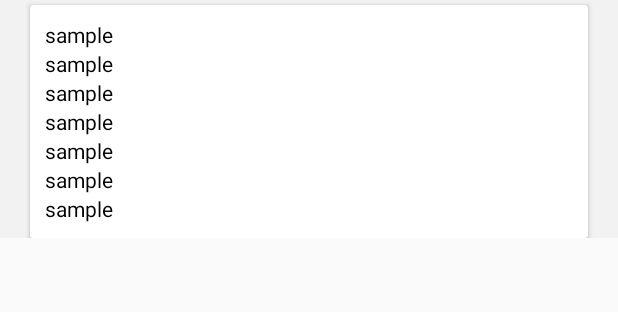
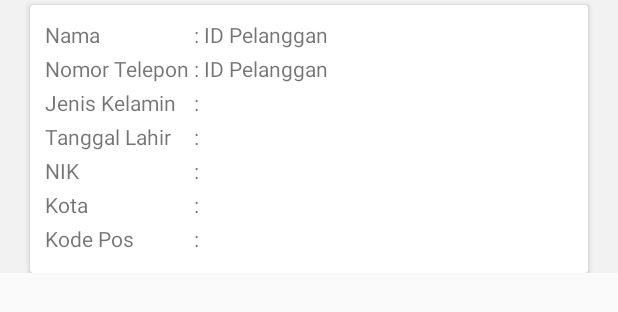
Before and after one commit to tyoady53/Wynahealth-mobile, an Android app: the layout list_patient.xml on its own in the app's theme, with its tools: preview values and no code run, on a phone screen of 412 x 824 dp. Shown: the top 312 px of the screen. Run offline under Robolectric (Android 15) with nearby library versions, the phone set to English and light mode, and no system bars.

Commit message:
git merge develop

```diff
--- a/app/src/main/java/com/wynacom/wynahealth/DB_Local/GlobalVariable.java
+++ b/app/src/main/java/com/wynacom/wynahealth/DB_Local/GlobalVariable.java
@@ -10,6 +10,6 @@ public class GlobalVariable extends Application {
     }
 
     public void setToken(String avail_token){
-        this.token = "Bearer "+avail_token;
+        this.token = avail_token;
     }
 }
--- a/app/src/main/java/com/wynacom/wynahealth/apihelper/BaseApiService.java
+++ b/app/src/main/java/com/wynacom/wynahealth/apihelper/BaseApiService.java
@@ -14,13 +14,13 @@ import retrofit2.http.POST;
 
 public interface BaseApiService {
     @FormUrlEncoded
-    @POST("login?")
+    @POST("patient/login?")
     Call<ResponseBody> login(
             @Field("email") String email,
             @Field("password") String password);
 
     @FormUrlEncoded
-    @POST("register?")
+    @POST("patient/register?")
     Call<ResponseBody> register(
         @Field("patient_name") String patient_name,
         @Field("email") String email,
@@ -34,7 +34,7 @@ public interface BaseApiService {
         @Field("password_confirmation") String password_confirmation);
 
     @FormUrlEncoded
-    @POST("datapatient?")
+    @POST("patient/datapatient?")
     Call<ResponseBody> datapatient(
         @Field("token") String token,
         @Field("name") String patient_name,
@@ -47,9 +47,9 @@ public interface BaseApiService {
         @Field("nik") String nik);
 
 
-    @GET("dashboard")
+    @GET("patient/dashboard")
     Call<ResponseBody> getPosts(@Header("Authorization") String token);
 
-    @GET("datapatient")
+    @GET("patient/datapatient")
     Call<ResponseBody> getdatapatient(@Header("Authorization") String token);
 }
--- a/app/src/main/java/com/wynacom/wynahealth/apihelper/UtilsApi.java
+++ b/app/src/main/java/com/wynacom/wynahealth/apihelper/UtilsApi.java
@@ -17,7 +17,7 @@ import retrofit2.converter.scalars.ScalarsConverterFactory;
 
 public class UtilsApi {
 //    public static String BASE_URL = "http://192.168.18.26:8000/api/patient/";     //Riviera
-    public static String BASE_URL = "http://172.16.9.149:8000/api/patient/";      //Kantor LC7
+    public static String BASE_URL = "http://172.16.9.149:8000/api/";      //Kantor LC7
 
     public static BaseApiService getAPI(){
         return RetrofitClient.getClient(BASE_URL).create(BaseApiService.class);
--- a/app/src/main/java/com/wynacom/wynahealth/ui/home/HomeFragment.java
+++ b/app/src/main/java/com/wynacom/wynahealth/ui/home/HomeFragment.java
@@ -70,7 +70,7 @@ public class HomeFragment extends Fragment {
     private FragmentHomeBinding binding;
     Local_Data local_data;
     protected Cursor cursor;
-    String id_pelanggan, string_nama, string_umur,string_jk, string_hp, string_ktp, string_kota, string_kodepos,token;
+    String id_pelanggan, string_nama, string_umur,string_jk, string_hp, string_ktp, string_kota, string_kodepos,token,bearer;
     //private HomeFragment.MyCustomAdapter dataAdapter = null;
     private Adapter_Data_Patient dataAdapter = null;
     private ArrayList<adapter_patient> List;
@@ -127,11 +127,11 @@ public class HomeFragment extends Fragment {
             string_ktp      = cursor.getString(9);
             string_kota     = cursor.getString(5);
             string_kodepos  = cursor.getString(3);
-            token           = "Bearer "+cursor.getString(10);
+
         }
-        //token           = ((GlobalVariable) getContext().getApplicationContext()).getToken();
-        homeViewModel =
-                new ViewModelProvider(this, new ViewModelProvider.NewInstanceFactory()).get(HomeViewModel.class);
+        token           = ((GlobalVariable) getContext().getApplicationContext()).getToken();
+        bearer          = "Bearer "+token;
+        homeViewModel   = new ViewModelProvider(this, new ViewModelProvider.NewInstanceFactory()).get(HomeViewModel.class);
 
         binding = FragmentHomeBinding.inflate(inflater, container, false);
         View root = binding.getRoot();
@@ -280,7 +280,7 @@ public class HomeFragment extends Fragment {
     }
 
     private void refreshList() {
-        Call<ResponseBody> listCall = ApiGetMethod.getdatapatient(token);
+        Call<ResponseBody> listCall = ApiGetMethod.getdatapatient(bearer);
         listCall.enqueue(new Callback<ResponseBody>() {
             @Override
             public void onResponse(Call<ResponseBody> call, Response<ResponseBody> response) {
@@ -364,6 +364,7 @@ public class HomeFragment extends Fragment {
                         try {
                             JSONObject jsonRESULTS = new JSONObject(response.body().string());
                             if (jsonRESULTS.getString("success").equals("true")){
+                                dataAdapter.clear();
                                 listView.setAdapter(null);
                                 Toast.makeText(getContext(),"Add data success.", Toast.LENGTH_SHORT).show();
                                 refreshList();
--- a/app/src/main/res/layout/activity_main.xml
+++ b/app/src/main/res/layout/activity_main.xml
@@ -7,10 +7,11 @@
     android:layout_height="match_parent">
 
     <RelativeLayout
-        android:background="@drawable/halfround"
+        android:background="@color/notwhite"
         android:id="@+id/deltaRelative"
         android:layout_width="match_parent"
-        android:layout_height="wrap_content"
+        android:layout_height="match_parent"
+        android:layout_marginBottom="@dimen/dpHigh"
         app:layout_constraintEnd_toEndOf="parent"
         app:layout_constraintStart_toStartOf="parent"
         app:layout_constraintTop_toTopOf="parent">
@@ -19,18 +20,20 @@
             android:id="@+id/nav_host_fragment_activity_main"
             android:name="androidx.navigation.fragment.NavHostFragment"
             android:layout_width="match_parent"
-            android:layout_height="fill_parent"
-            android:layout_marginTop="10dp"
+            android:layout_height="match_parent"
+            android:layout_marginTop="@dimen/dp10"
+            android:layout_marginBottom="@dimen/dp10"
             app:defaultNavHost="true"
             app:layout_constraintLeft_toLeftOf="parent"
             app:layout_constraintRight_toRightOf="parent"
-            app:navGraph="@navigation/mobile_navigation" />
+            app:navGraph="@navigation/mobile_navigation"
+            tools:ignore="NotSibling" />
     </RelativeLayout>
 
     <com.google.android.material.bottomnavigation.BottomNavigationView
         android:id="@+id/nav_view"
         android:layout_width="match_parent"
-        android:layout_height="50dp"
+        android:layout_height="@dimen/dpHigh"
         android:background="?android:attr/windowBackground"
         app:layout_constraintBottom_toBottomOf="parent"
         app:layout_constraintLeft_toLeftOf="parent"
--- a/app/src/main/res/layout/fragment_home.xml
+++ b/app/src/main/res/layout/fragment_home.xml
@@ -3,7 +3,7 @@
     xmlns:app="http://schemas.android.com/apk/res-auto"
     xmlns:tools="http://schemas.android.com/tools"
     android:layout_width="match_parent"
-    android:layout_height="match_parent"
+    android:layout_height="fill_parent"
     tools:context=".ui.home.HomeFragment">
 
     <androidx.cardview.widget.CardView
@@ -263,7 +263,7 @@
                 android:background="@color/notwhite"
                 android:id="@+id/listpatient"
                 android:layout_width="match_parent"
-                android:layout_height="fill_parent">
+                android:layout_height="wrap_content">
             </ListView>
     </LinearLayout>
 
--- a/app/src/main/res/layout/list_patient.xml
+++ b/app/src/main/res/layout/list_patient.xml
@@ -12,67 +12,179 @@
         android:layout_width="match_parent"
         android:layout_height="wrap_content">
         <!-- Defining where should text be placed. You set you text color here-->
+        <HorizontalScrollView
+            android:layout_width="match_parent"
+            android:layout_height="wrap_content">
+
             <LinearLayout
                 android:padding="@dimen/dp10"
                 android:orientation="vertical"
                 android:layout_width="fill_parent"
                 android:layout_height="fill_parent">
+
+                <TableLayout
+                    android:layout_width="match_parent"
+                    android:layout_height="wrap_content">
+
+                    <TableRow
+                        android:layout_width="wrap_content"
+                        android:layout_height="wrap_content"
+                        android:layout_marginBottom="@dimen/dp3">
+
+                        <TextView
+                            android:layout_width="wrap_content"
+                            android:layout_height="wrap_content"
+                            android:text="Nama"/>
+
+                        <TextView
+                            android:layout_width="wrap_content"
+                            android:layout_height="wrap_content"
+                            android:text=" : " />
+
                         <TextView
                             android:id="@+id/list_patient_name"
-                android:textColor="#000000"
-                android:gravity="left"
-                android:text="sample"
-                android:layout_width="fill_parent"
+                            android:layout_width="wrap_content"
                             android:layout_height="wrap_content"
-                />
+                            android:maxLines="4"
+                            android:text="ID Pelanggan" />
+                    </TableRow>
+
+                    <TableRow
+                        android:layout_width="wrap_content"
+                        android:layout_height="wrap_content"
+                        android:layout_marginBottom="@dimen/dp3">
+
+                        <TextView
+                            android:layout_width="wrap_content"
+                            android:layout_height="wrap_content"
+                            android:text="Nomor Telepon" />
+
+                        <TextView
+                            android:layout_width="wrap_content"
+                            android:layout_height="wrap_content"
+                            android:text=" : " />
+
                         <TextView
                             android:id="@+id/list_patient_phone"
-                android:textColor="#000000"
-                android:gravity="left"
-                android:text="sample"
-                android:layout_width="fill_parent"
+                            android:layout_width="wrap_content"
                             android:layout_height="wrap_content"
-                />
+                            android:maxLines="4"
+                            android:text="ID Pelanggan" />
+                    </TableRow>
+
+                    <TableRow
+                        android:layout_width="wrap_content"
+                        android:layout_height="wrap_content"
+                        android:layout_marginBottom="@dimen/dp3">
+
+                        <TextView
+                            android:layout_width="wrap_content"
+                            android:layout_height="wrap_content"
+                            android:text="Jenis Kelamin" />
+
+                        <TextView
+                            android:layout_width="wrap_content"
+                            android:layout_height="wrap_content"
+                            android:text=" : " />
+
                         <TextView
                             android:id="@+id/list_patient_sex"
-                android:textColor="#000000"
-                android:gravity="left"
-                android:text="sample"
-                android:layout_width="fill_parent"
+                            android:layout_width="wrap_content"
                             android:layout_height="wrap_content"
-                />
+                            android:maxLines="4"
+                            android:text="" />
+                    </TableRow>
+
+                    <TableRow
+                        android:layout_width="wrap_content"
+                        android:layout_height="wrap_content"
+                        android:layout_marginBottom="@dimen/dp3">
+
+                        <TextView
+                            android:layout_width="wrap_content"
+                            android:layout_height="wrap_content"
+                            android:text="Tanggal Lahir" />
+
+                        <TextView
+                            android:layout_width="wrap_content"
+                            android:layout_height="wrap_content"
+                            android:text=" : " />
+
                         <TextView
                             android:id="@+id/list_patient_dob"
-                android:textColor="#000000"
-                android:gravity="left"
-                android:text="sample"
-                android:layout_width="fill_parent"
+                            android:layout_width="wrap_content"
                             android:layout_height="wrap_content"
-                />
+                            android:maxLines="4"
+                            android:text="" />
+                    </TableRow>
+
+                    <TableRow
+                        android:layout_width="wrap_content"
+                        android:layout_height="wrap_content"
+                        android:layout_marginBottom="@dimen/dp3">
+
+                        <TextView
+                            android:layout_width="wrap_content"
+                            android:layout_height="wrap_content"
+                            android:text="NIK" />
+
+                        <TextView
+                            android:layout_width="wrap_content"
+                            android:layout_height="wrap_content"
+                            android:text=" : " />
+
                         <TextView
                             android:id="@+id/list_patient_nik"
-                android:textColor="#000000"
-                android:gravity="left"
-                android:text="sample"
-                android:layout_width="fill_parent"
+                            android:layout_width="match_parent"
                             android:layout_height="wrap_content"
-                />
+                            android:maxLines="4"
+                            android:text="" />
+                    </TableRow>
+
+                    <TableRow
+                        android:layout_width="wrap_content"
+                        android:layout_height="wrap_content"
+                        android:layout_marginBottom="@dimen/dp3">
+
+                        <TextView
+                            android:layout_width="wrap_content"
+                            android:layout_height="wrap_content"
+                            android:text="Kota" />
+
+                        <TextView
+                            android:layout_width="wrap_content"
+                            android:layout_height="wrap_content"
+                            android:text=" : " />
+
                         <TextView
                             android:id="@+id/list_patient_city"
-                android:textColor="#000000"
-                android:gravity="left"
-                android:text="sample"
-                android:layout_width="fill_parent"
+                            android:layout_width="wrap_content"
                             android:layout_height="wrap_content"
-                />
+                            android:text="" />
+                    </TableRow>
+
+                    <TableRow
+                        android:layout_width="wrap_content"
+                        android:layout_height="wrap_content">
+
+                        <TextView
+                            android:layout_width="wrap_content"
+                            android:layout_height="wrap_content"
+                            android:layout_marginBottom="3dp"
+                            android:text="Kode Pos" />
+
+                        <TextView
+                            android:layout_width="wrap_content"
+                            android:layout_height="wrap_content"
+                            android:text=" : " />
+
                         <TextView
                             android:id="@+id/list_patient_post"
-                android:textColor="#000000"
-                android:gravity="left"
-                android:text="sample"
-                android:layout_width="fill_parent"
-                android:layout_height="wrap_content"
-                />
+                            android:layout_width="wrap_content"
+                            android:layout_height="wrap_content" />
+                    </TableRow>
+                </TableLayout>
             </LinearLayout>
+        </HorizontalScrollView>
     </androidx.cardview.widget.CardView>
 </LinearLayout>
--- a/app/src/main/res/values/dimens.xml
+++ b/app/src/main/res/values/dimens.xml
@@ -8,4 +8,6 @@
     <dimen name="dp15">15dp</dimen>
     <dimen name="dp20">20dp</dimen>
     <dimen name="dp3">3dp</dimen>
+
+    <dimen name="dpHigh">50dp</dimen>
 </resources>
```
Lines whose indentation alone changed are shown as unchanged.
